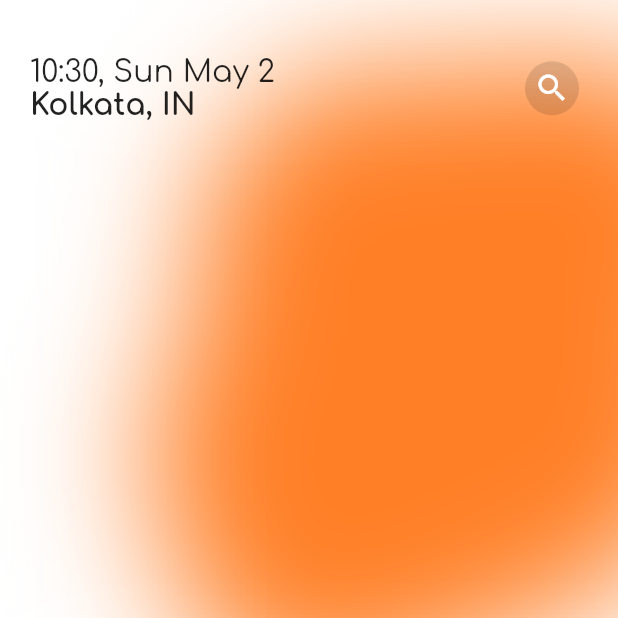
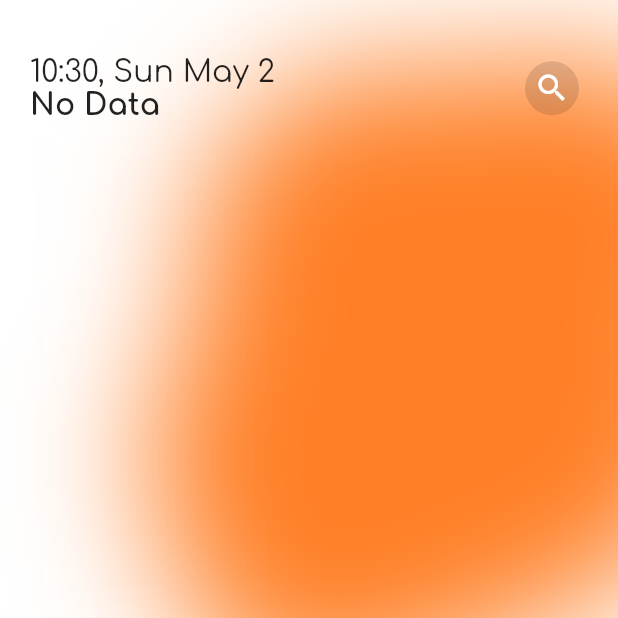
Before and after one commit to xybercommander/new_flutter_weather, a Flutter app: the screen it shows after launch, on a phone screen of 412 x 824 dp, the top half of it. Run offline on Flutter 3.47's test engine with Material 2 defaults, Android fonts, the phone set to English and light mode, and no system bars; our stand-ins replace page_transition; missing offline and left inert: geocoder.

Commit message:
fixed the city name in top container

```diff
--- a/lib/homepage.dart
+++ b/lib/homepage.dart
@@ -89,7 +89,7 @@ class _HomePageState extends State<HomePage> {
                             ),
                           ),
                           Text(
-                            'Kolkata, IN',
+                            '${WeatherConstants.cityName}',
                             style: TextStyle(
                               fontSize: 20,
                               fontWeight: FontWeight.bold
--- a/lib/modules/weather_constants.dart
+++ b/lib/modules/weather_constants.dart
@@ -1,4 +1,5 @@
 class WeatherConstants {
+  static String cityName = 'No Data';
   static int maxTemp = 0;
   static int minTemp = 0;
   static int currentTemp = 0;
--- a/lib/searchpage.dart
+++ b/lib/searchpage.dart
@@ -56,6 +56,7 @@ class _SearchPageState extends State<SearchPage> with SingleTickerProviderStateM
                 FocusScope.of(context).unfocus(); // Unfocuses the keyboard
                 var address = await Geocoder.local.findAddressesFromQuery(cityNameTextEditingController.text);
                 // print(address.first.coordinates);
+                WeatherConstants.cityName = '${cityNameTextEditingController.text[0].toUpperCase()}${cityNameTextEditingController.text.substring(1)}, ${address.first.countryCode}';
                 await WeatherApi().callWeatherData(address.first.coordinates.latitude, address.first.coordinates.longitude);
                 Navigator.pop(context);
               },
```
